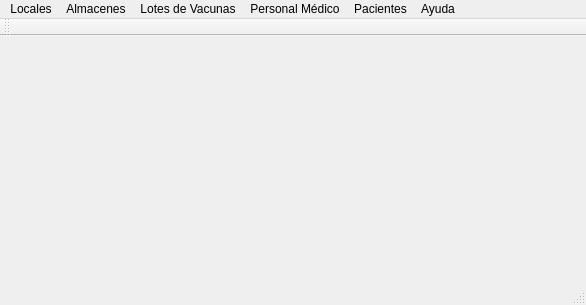
This is PAF_GUI/PAF_GRAFICA/gui/mainwindow.ui in JMOrbegoso/USS-2021-II-PP as Qt 5 draws it before an edit. The edited form follows.
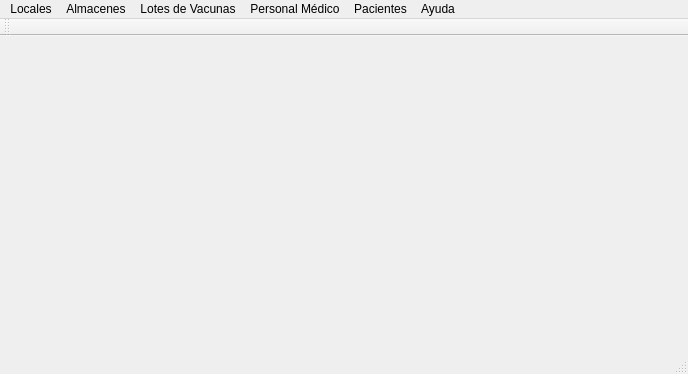
This is the edited form.

```diff
--- a/PAF_GUI/PAF_GRAFICA/gui/mainwindow.ui
+++ b/PAF_GUI/PAF_GRAFICA/gui/mainwindow.ui
@@ -6,8 +6,8 @@
    <rect>
     <x>0</x>
     <y>0</y>
-    <width>586</width>
-    <height>305</height>
+    <width>688</width>
+    <height>374</height>
    </rect>
   </property>
   <property name="windowTitle">
@@ -19,7 +19,7 @@
     <rect>
      <x>0</x>
      <y>0</y>
-     <width>586</width>
+     <width>688</width>
      <height>20</height>
     </rect>
    </property>
```
Left out of the diff: 10 changed lines with no effect on the pictures.
